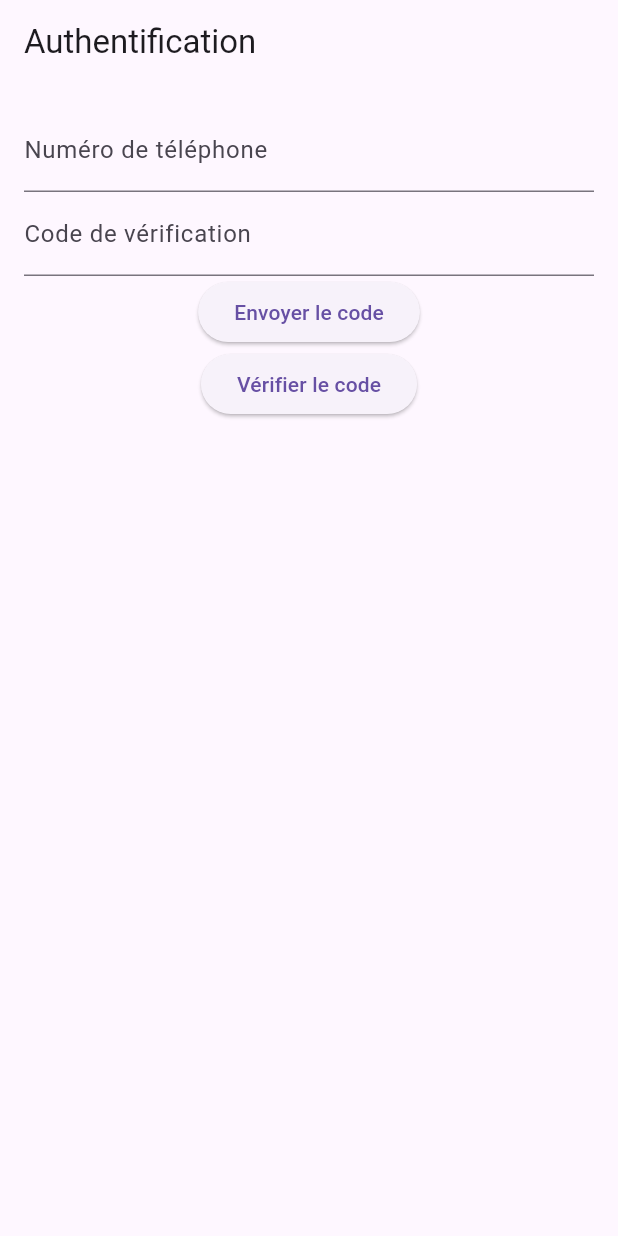
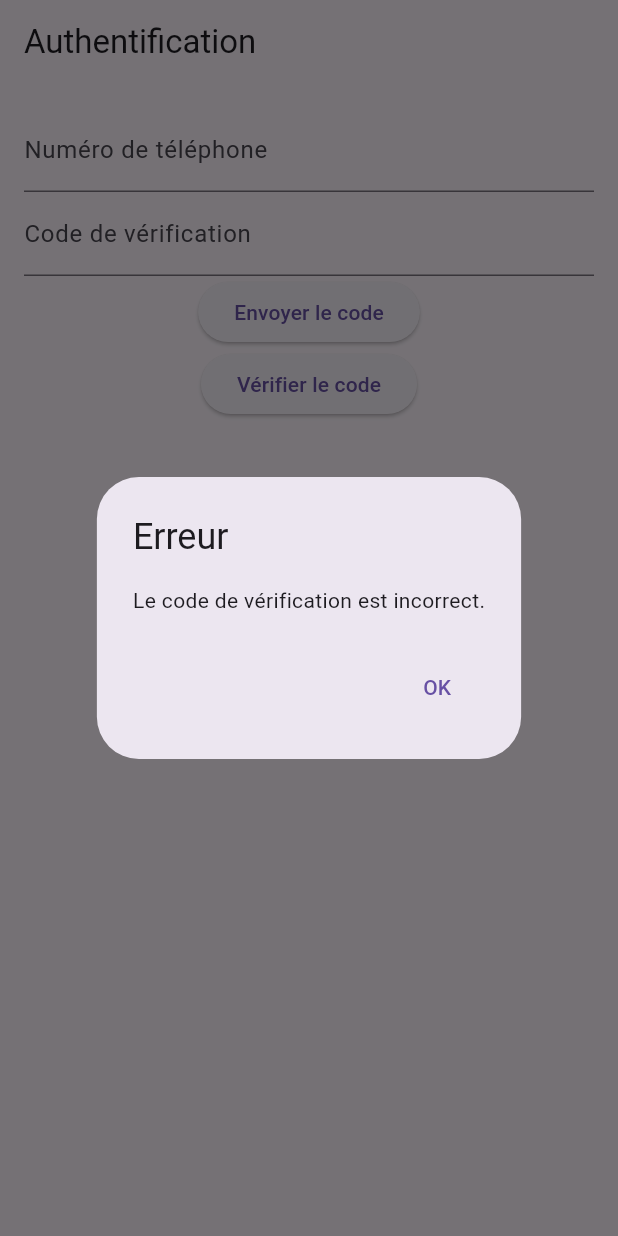
Before and after one commit to GregSourget/CuistoLoco, a Flutter app: the screen it shows after launch, after a tap on "Vérifier le code", on a phone screen of 412 x 824 dp. Run offline on Flutter 3.47's test engine with Material 3 defaults, Android fonts, the light colour scheme and no system bars; our stand-ins replace supabase_flutter; missing offline and left inert: twilio_flutter; accounts and stored records are empty.

Commit message:
codeVerif

```diff
--- a/lib/auth_screen.dart
+++ b/lib/auth_screen.dart
@@ -10,16 +10,17 @@ class AuthScreen extends StatefulWidget {
 class _AuthScreenState extends State<AuthScreen> {
   final TextEditingController _phoneController = TextEditingController();
   final TextEditingController _codeController = TextEditingController();
+  String? verificationCode;
 
   TwilioFlutter twilioFlutter = TwilioFlutter(
-    accountSid: 'votre_account_sid',
-    authToken: 'votre_auth_token',
-    twilioNumber: 'votre_numero_twilio',
+    accountSid: 'AC2df89184d36e6ce345e046870406f1f2',
+    authToken: 'b64e87add6eb6f8870645971731162ed',
+    twilioNumber: '+18284265553',
   );
 
   Future<void> sendVerificationCode() async {
     String phoneNumber = _phoneController.text;
-    String verificationCode = generateVerificationCode(); // Générez un code aléatoire
+    verificationCode = generateVerificationCode(); // Générez un code aléatoire
     await twilioFlutter.sendSMS(
       toNumber: phoneNumber,
       messageBody: 'Votre code de vérification est : $verificationCode',
@@ -28,7 +29,37 @@ class _AuthScreenState extends State<AuthScreen> {
 
   void verifyCode() {
     String enteredCode = _codeController.text;
-    // Vérifiez le code ici
+    if (enteredCode == verificationCode) {
+      // Le code est correct
+      showDialog(
+        context: context,
+        builder: (context) => AlertDialog(
+          title: Text('Succès'),
+          content: Text('Le code de vérification est correct.'),
+          actions: [
+            TextButton(
+              onPressed: () => Navigator.of(context).pop(),
+              child: Text('OK'),
+            ),
+          ],
+        ),
+      );
+    } else {
+      // Le code est incorrect
+      showDialog(
+        context: context,
+        builder: (context) => AlertDialog(
+          title: Text('Erreur'),
+          content: Text('Le code de vérification est incorrect.'),
+          actions: [
+            TextButton(
+              onPressed: () => Navigator.of(context).pop(),
+              child: Text('OK'),
+            ),
+          ],
+        ),
+      );
+    }
   }
 
   @override
--- a/lib/main.dart
+++ b/lib/main.dart
@@ -5,8 +5,8 @@
 void main() async {
   WidgetsFlutterBinding.ensureInitialized();
   await Supabase.initialize(
-    url: 'votre_supabase_url',
-    anonKey: 'votre_supabase_anon_key',
+    url: 'https://ljllotbxnlujooyxbtls.supabase.co',
+    anonKey: 'eyJhbGciOiJIUzI1NiIsInR5cCI6IkpXVCJ9.eyJpc3MiOiJzdXBhYmFzZSIsInJlZiI6ImxqbGxvdGJ4bmx1am9veXhidGxzIiwicm9sZSI6ImFub24iLCJpYXQiOjE3NDA1NzQ5NjUsImV4cCI6MjA1NjE1MDk2NX0.KAq_VXkMlLOMhrIIfBr-A6kGt317jTFzUxL-58mNOP4',
   );
   runApp(MyApp());
 }
@@ -16,6 +16,7 @@
   Widget build(BuildContext context) {
     return MaterialApp(
       home: AuthScreen(),
+
     );
   }
 }
```
